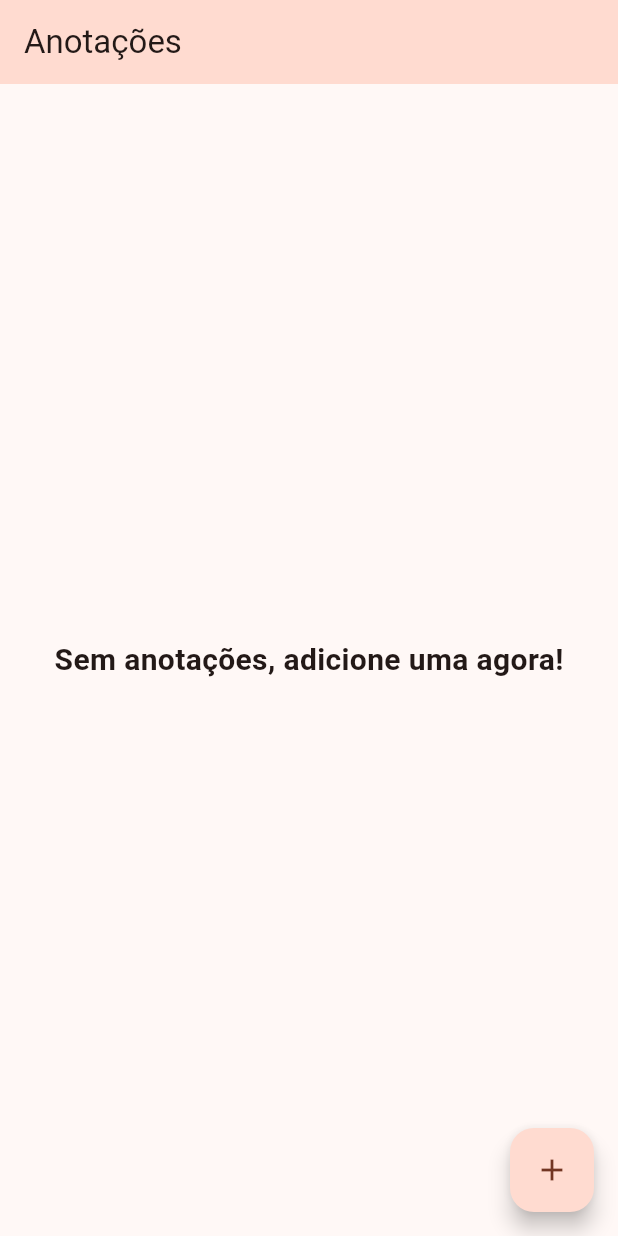
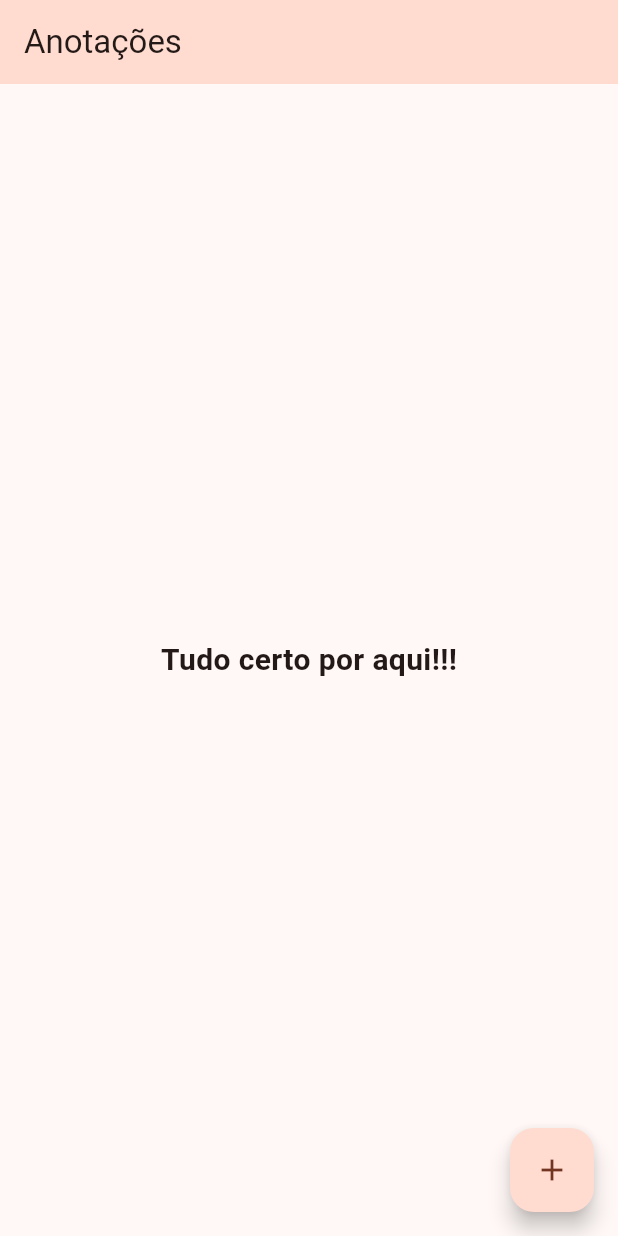
Before and after one commit to vicastanha/av1_DAM_bloco_de_notas, a Flutter app: the screen it shows after launch, on a phone screen of 412 x 824 dp. Run offline on Flutter 3.47's test engine with Material 3 defaults, Android fonts, the phone set to English and light mode, and no system bars; our stand-ins replace sqflite; accounts and stored records are empty.

Commit message:
Entrega Banco de Dados - 14/05/2024

```diff
--- a/lib/database/database_provider.dart
+++ b/lib/database/database_provider.dart
@@ -5,7 +5,7 @@ import 'package:sqflite/sqflite.dart';
 
 class DatabaseProvider{
   static const _dbName = "cadastro_Anotacoes.db";
-  static const _dbVersion = 1;
+  static const _dbVersion = 2;
 
   DatabaseProvider._init();
   static final DatabaseProvider instance = DatabaseProvider._init();
--- a/lib/model/anotacao.dart
+++ b/lib/model/anotacao.dart
@@ -1,4 +1,3 @@
-import 'package:bloco_de_notas/model/anotacao.dart';
 import 'package:intl/intl.dart';
 
 class Anotacao{
--- a/lib/pages/lista_page_anotacoes.dart
+++ b/lib/pages/lista_page_anotacoes.dart
@@ -1,5 +1,6 @@
 import 'package:bloco_de_notas/dao/anotacao_dao.dart';
 import 'package:bloco_de_notas/model/anotacao.dart';
+import 'package:bloco_de_notas/pages/detalhe_anotaocao_page.dart';
 import 'package:bloco_de_notas/widgets/conteudo_form_dialog.dart';
 import 'package:flutter/material.dart';
 
@@ -14,8 +15,11 @@ class _ListaAnotacaoPageState extends State <ListaAnotacaoPage>{
   final _anotacoes = <Anotacao>[];
   final _dao = AnotacaoDao();
 
+  var _carregando = false;
+
   static const ACAO_EDITAR = 'editar';
   static const ACAO_EXCLUIR = 'excluir';
+  static const ACAO_VISUALIZAR = 'visualizar';
 
   @override
   void initstate(){
@@ -31,7 +35,7 @@ class _ListaAnotacaoPageState extends State <ListaAnotacaoPage>{
       floatingActionButton: FloatingActionButton(
           onPressed: _abrirForm,
           child: Icon(Icons.add),
-          tooltip: 'Nova Anotacao'
+          tooltip: 'Nova Anotação'
       ),
     );
   }
@@ -42,32 +46,63 @@ class _ListaAnotacaoPageState extends State <ListaAnotacaoPage>{
       centerTitle: false,
     );
   }
+
   Widget _criarBody(){
+    if(_carregando){
+      return const Column(
+        mainAxisAlignment: MainAxisAlignment.center,
+        children: [
+          Align(
+            alignment: AlignmentDirectional.center,
+            child: CircularProgressIndicator(),
+          ),
+          Align(
+            alignment: AlignmentDirectional.center,
+            child: Padding(
+              padding: EdgeInsets.only(top: 10),
+              child: Text('Carregando suas Anotações!',
+                style: TextStyle(
+                  fontSize: 20,
+                  fontWeight: FontWeight.bold,
+                ),
+              ),
+            ),
+          )
+        ],
+      );
+    }
+
     if(_anotacoes.isEmpty){
-      return const Center(
-        child: Text('Sem anotações, adicione uma agora!',
-          style: TextStyle(fontSize: 20, fontWeight: FontWeight.bold),),
+      return  const Center(
+        child: Text('Tudo certo por aqui!!!',
+          style: TextStyle(fontSize: 20, fontWeight: FontWeight.bold),
+        ),
       );
     }
     return ListView.separated(
       itemBuilder: (BuildContext context, int index){
-        final anotacao = _anotacoes [index];
-        return PopupMenuButton <String>(
+        final anotacao = _anotacoes[index];
+        return PopupMenuButton<String>(
           child: ListTile(
-            title: Text('${anotacao.id} - ${anotacao.titulo}'),
-            subtitle: Text('${anotacao.descricao}'),
+            title: Text('${anotacao.id} - ${anotacao.titulo}'
+            ),
+            subtitle: Text('${anotacao.descricao}'
+            ),
           ),
           itemBuilder: (BuildContext context) => criarItensMenuPopUp(),
           onSelected: (String valorSelecionado){
-            if(valorSelecionado == ACAO_EDITAR){
+            if (valorSelecionado == ACAO_EDITAR){
               _abrirForm(anotacaoAtual: anotacao);
+            }else if (valorSelecionado == ACAO_EXCLUIR){
+              _excluir(anotacao);
             }else{
-              _excluir(anotacao);
+              Navigator.of(context).push(MaterialPageRoute(
+                  builder: (_) => DetalheAnotacaoPage(anotacao: anotacao)));
             }
           },
         );
       },
-      separatorBuilder: (BuildContext context, index)=> Divider(),
+      separatorBuilder: (BuildContext context, int index) => const Divider(),
       itemCount: _anotacoes.length,
     );
   }
```
Also changed, not shown: lib/pages/detalhe_anotaocao_page.dart (added, +71 -0 lines).
